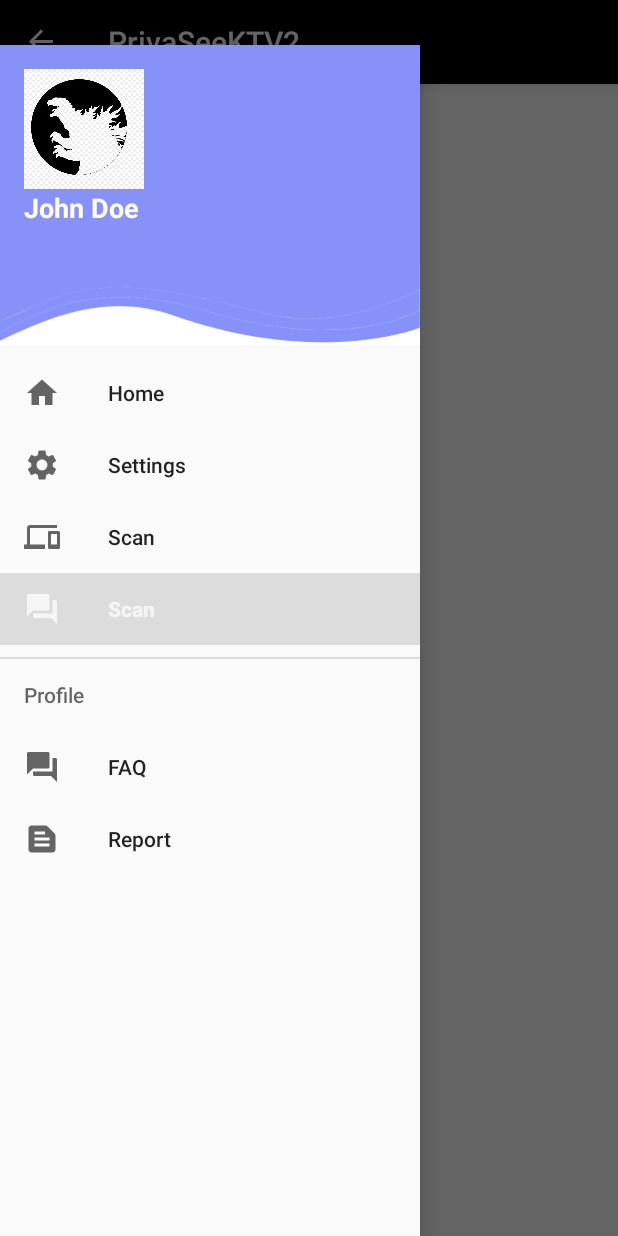
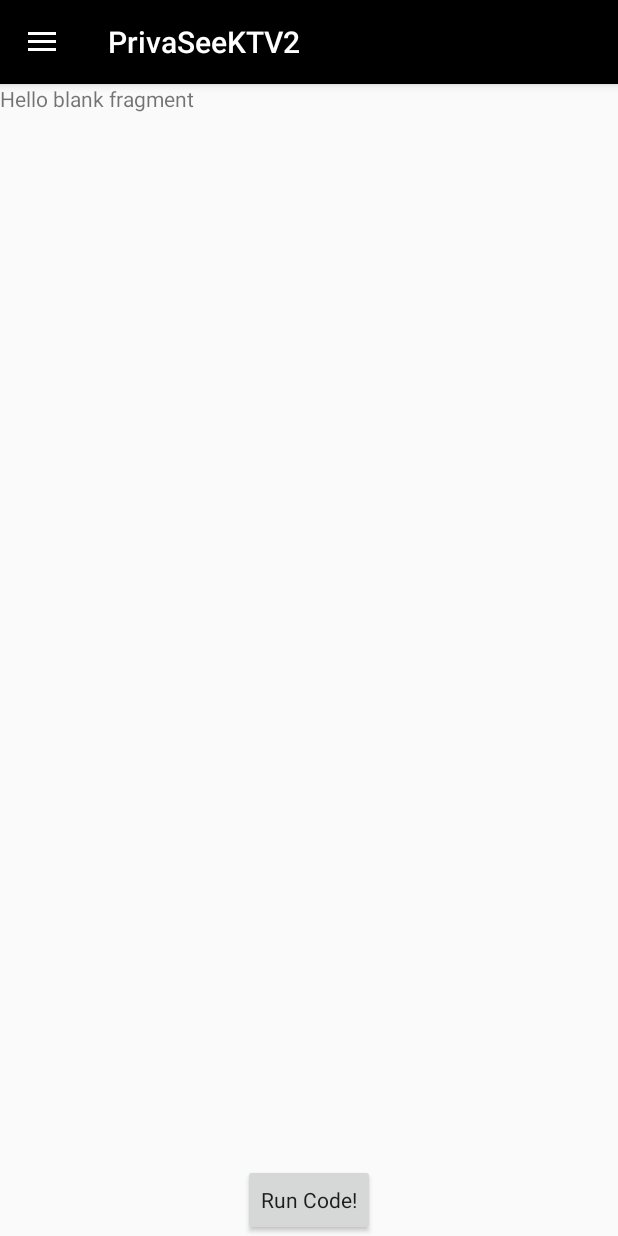
Before and after one commit to thomasdinh/PrivaSeeKTV2, an Android app: the screen it shows after launch (MainActivity), in the side drawer, after a tap on "Scan", on a phone screen of 412 x 824 dp. Run offline under Robolectric (Android 15) with nearby library versions, the phone set to English and light mode, and no system bars.

Commit message:
added forwarding to Home and Scan in NavSlider

```diff
--- a/app/src/main/java/com/example/privaseektv2/MainActivity.kt
+++ b/app/src/main/java/com/example/privaseektv2/MainActivity.kt
@@ -6,6 +6,7 @@ import android.widget.FrameLayout
 import androidx.appcompat.widget.Toolbar
 
 import androidx.appcompat.app.ActionBarDrawerToggle
+import androidx.core.view.GravityCompat
 import androidx.drawerlayout.widget.DrawerLayout
 import com.google.android.material.navigation.NavigationView
 import java.nio.file.Files.find
@@ -33,8 +34,27 @@ class MainActivity : AppCompatActivity() {
         // Handle navigation item clicks
         navView.setNavigationItemSelectedListener { menuItem ->
             // Handle navigation item clicks here
-            // You can switch fragments or perform actions based on the selected item
+            when (menuItem.itemId) {
+                R.id.nav_home -> {
+                    supportFragmentManager.beginTransaction()
+                        .replace(R.id.fragment_container, home_fragment())
+                        .commit()
+                }
+                R.id.nav_scan -> {
+                    supportFragmentManager.beginTransaction()
+                        .replace(R.id.fragment_container, scan_fragment())
+                        .commit()
+                }
+                // Handle other menu items if needed
+            }
+            drawerLayout.closeDrawer(GravityCompat.START)
             true
+        }
+        // Load the HomeFragment as the start fragment
+        if (savedInstanceState == null) {
+            supportFragmentManager.beginTransaction()
+                .replace(R.id.fragment_container, home_fragment()) // Replace with your fragment class
+                .commit()
         }
 
     }
--- a/app/src/main/java/com/example/privaseektv2/scan_fragment.kt
+++ b/app/src/main/java/com/example/privaseektv2/scan_fragment.kt
@@ -1,21 +1,61 @@
 package com.example.privaseektv2
 
+import android.content.Context
+import android.Manifest
+import android.content.pm.PackageManager
+import android.net.wifi.WifiManager
 import android.os.Bundle
 import androidx.fragment.app.Fragment
 import android.view.LayoutInflater
 import android.view.View
 import android.view.ViewGroup
+import android.widget.Button
+import android.widget.TextView
+import androidx.core.content.ContextCompat
 
 
 class scan_fragment : Fragment() {
+
+    private lateinit var wifiManager: WifiManager
+    private lateinit var scanResultsTextView: TextView
+    private lateinit var scanButton: Button
 
     override fun onCreateView(
         inflater: LayoutInflater, container: ViewGroup?,
         savedInstanceState: Bundle?
     ): View? {
-        // Inflate the layout for this fragment
-        return inflater.inflate(R.layout.scan_fragment, container, false)
+        val view = inflater.inflate(R.layout.scan_fragment, container, false)
+
+        wifiManager = requireContext().applicationContext.getSystemService(Context.WIFI_SERVICE) as WifiManager
+        scanResultsTextView = view.findViewById(R.id.textView_scanResults)
+        scanButton = view.findViewById(R.id.button)
+
+        scanButton.setOnClickListener {
+            performWifiScan()
+        }
+
+        return view
     }
 
+    private fun performWifiScan() {
+        if (ContextCompat.checkSelfPermission(
+                requireContext(),
+                Manifest.permission.ACCESS_FINE_LOCATION
+            ) == PackageManager.PERMISSION_GRANTED
+        ) {
+            wifiManager.startScan()
 
+            val scanResults = wifiManager.scanResults
+            val scanResultsText = StringBuilder()
+
+            for (scanResult in scanResults) {
+                scanResultsText.append(scanResult.SSID).append("\n")
+            }
+
+            scanResultsTextView.text = scanResultsText.toString()
+        } else {
+            // Handle permission request if not granted
+            // You can request permission here using ActivityCompat.requestPermissions
+        }
+    }
 }
--- a/app/src/main/res/layout/scan_fragment.xml
+++ b/app/src/main/res/layout/scan_fragment.xml
@@ -8,6 +8,7 @@
 
     <!-- TODO: Update blank fragment layout -->
     <TextView
+        android:id="@+id/textView_scanResults"
         android:layout_width="match_parent"
         android:layout_height="match_parent"
         android:text="@string/hello_blank_fragment"
--- a/app/src/main/res/menu/main_menu.xml
+++ b/app/src/main/res/menu/main_menu.xml
@@ -9,20 +9,21 @@
             android:id="@+id/nav_home"
             android:icon="@drawable/baseline_home_24"
             android:title="Home" />
+        <item
+            android:id="@+id/nav_scan"
+            android:icon="@drawable/devices_icon"
+            android:title="Scan" />
 
         <item
             android:id="@+id/nav_settings"
             android:icon="@drawable/settings_colored_icon"
             android:title="Settings" />
 
-        <item
-            android:id="@+id/nav_scan"
-            android:icon="@drawable/devices_icon"
-            android:title="Scan" />
+
         <item
             android:id="@+id/nav_survey"
             android:icon="@drawable/survey_icon"
-            android:title="Scan" />
+            android:title="Survey" />
     </group>
     <group android:checkableBehavior="single">
         <item android:title="Profile">
```
